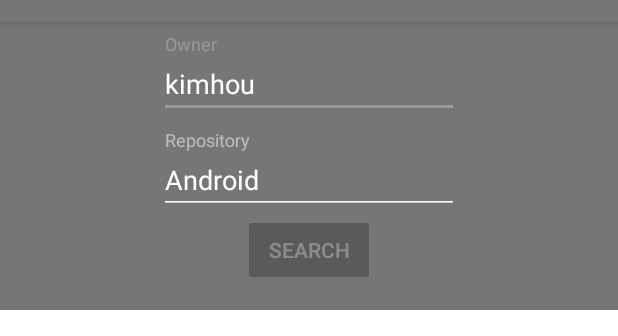
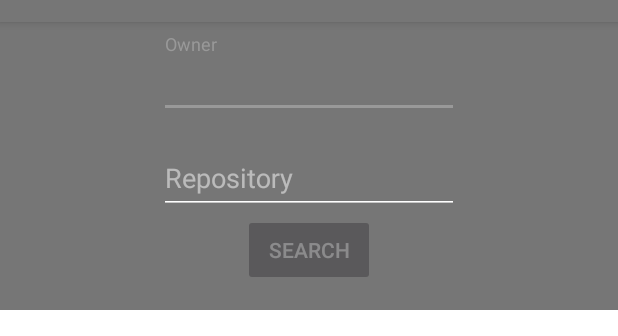
Before and after one commit to claudiopaccone/stars-finder, an Android app: the screen it shows after launch (SearchActivity), on a phone screen of 412 x 824 dp, the part 62-398 px from its top. Run offline under Robolectric (Android 15) with nearby library versions, the phone set to English and light mode, and no system bars; our stand-ins replace RxJava; libraries missing offline, so code that uses them is left out: com.jakewharton.rxbinding2; pictures from the network do not load.

Commit message:
Remove default values of owner and repository

```diff
--- a/app/src/main/res/layout/activity_search.xml
+++ b/app/src/main/res/layout/activity_search.xml
@@ -39,8 +39,7 @@
                         android:layout_height="wrap_content"
                         android:hint="@string/owner_hint"
                         android:inputType="text"
-                        android:maxLines="1"
-                        android:text="kimhou" />
+                        android:maxLines="1"/>
                 </android.support.design.widget.TextInputLayout>
 
 
@@ -58,8 +57,7 @@
                         android:layout_height="wrap_content"
                         android:hint="@string/repository_hint"
                         android:inputType="text"
-                        android:maxLines="1"
-                        android:text="Android" />
+                        android:maxLines="1"/>
                 </android.support.design.widget.TextInputLayout>
 
                 <Button android:id="@+id/searchButton"
```
